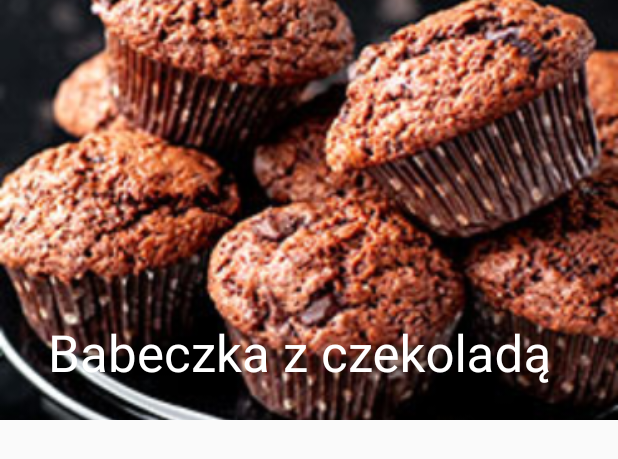
After one commit to daria1703/Yummy, an Android app: the layout activity_recipe.xml on its own in the app's theme, with its tools: preview values and no code run, on a phone screen of 412 x 824 dp. The commit adds this screen. Shown: the top 459 px of the screen. Run offline under Robolectric (Android 15) with nearby library versions, the phone set to English and light mode, and no system bars.

Commit message:
“Przepis”

```diff
--- a/app/build.gradle
+++ b/app/build.gradle
@@ -32,5 +32,6 @@ dependencies {
     testImplementation 'junit:junit:4.12'
     androidTestImplementation 'androidx.test.ext:junit:1.1.2'
     androidTestImplementation 'androidx.test.espresso:espresso-core:3.3.0'
+    implementation 'com.android.support:design:30.0.0'
 
 }
--- a/app/src/main/AndroidManifest.xml
+++ b/app/src/main/AndroidManifest.xml
@@ -12,16 +12,16 @@
         android:roundIcon="@mipmap/ic_launcher_round"
         android:supportsRtl="true"
         android:theme="@style/AppTheme">
-        <activity android:name=".RegistrationActivity"></activity>
+        <activity android:name=".RegistrationActivity">
+            <intent-filter>
+            <action android:name="android.intent.action.MAIN" />
+
+            <category android:name="android.intent.category.LAUNCHER" />
+        </intent-filter></activity>
         <activity android:name=".Dashboard" />
         <activity android:name=".MainActivity">
-            <intent-filter>
-                <action android:name="android.intent.action.MAIN" />
 
-                <category android:name="android.intent.category.LAUNCHER" />
-            </intent-filter>
         </activity>
-        <activity android:name=".Dashboard" />
         <activity android:name=".StartScreen">
 
         </activity>
--- /dev/null
+++ b/app/src/main/res/layout/activity_recipe.xml
@@ -0,0 +1,49 @@
+<?xml version="1.0" encoding="utf-8"?>
+<androidx.constraintlayout.widget.ConstraintLayout xmlns:android="http://schemas.android.com/apk/res/android"
+    xmlns:app="http://schemas.android.com/apk/res-auto"
+    android:layout_width="match_parent"
+    android:layout_height="match_parent"
+    android:orientation="vertical">
+
+    <com.google.android.material.appbar.AppBarLayout
+        android:id="@+id/appbar"
+        android:layout_width="match_parent"
+        android:layout_height="280dp"
+        android:fitsSystemWindows="true"
+        android:theme="@style/AppTheme"
+        app:layout_constraintStart_toStartOf="parent"
+        app:layout_constraintTop_toTopOf="parent">
+
+        <com.google.android.material.appbar.CollapsingToolbarLayout
+            android:layout_width="match_parent"
+            android:layout_height="match_parent"
+            android:fitsSystemWindows="true"
+            app:contentScrim="?attr/colorPrimary"
+            app:layout_scrollFlags="scroll|snap|exitUntilCollapsed"
+            app:title="Babeczka z czekoladą"
+            android:id="@+id/collapsin_toolbar">
+
+            <ImageView
+                android:layout_width="412dp"
+                android:layout_height="280dp"
+                android:layout_gravity="center"
+                android:scaleType="centerCrop"
+                android:src="@drawable/muffiny_czekoladowe_00"
+                app:layout_collapseMode="parallax"/>
+
+            <androidx.appcompat.widget.Toolbar
+                android:id="@+id/toolbar"
+                android:layout_width="match_parent"
+                android:layout_height="?attr/actionBarSize"
+                app:layout_collapseMode="pin"/>
+
+
+
+
+        </com.google.android.material.appbar.CollapsingToolbarLayout>
+
+    </com.google.android.material.appbar.AppBarLayout>
+
+
+
+</androidx.constraintlayout.widget.ConstraintLayout>
--- a/app/src/main/res/values/colors.xml
+++ b/app/src/main/res/values/colors.xml
@@ -1,6 +1,7 @@
 <?xml version="1.0" encoding="utf-8"?>
 <resources>
-    <color name="colorPrimary">#6200EE</color>
+    <color name="colorPrimary">#EDDDF1</color>
+    <color name="white">#FFFFFF</color>
     <color name="colorPrimaryDark">#3700B3</color>
     <color name="colorAccent">#03DAC5</color>
 </resources>
--- a/app/src/main/res/values/styles.xml
+++ b/app/src/main/res/values/styles.xml
@@ -4,7 +4,9 @@
         <!-- Customize your theme here. -->
         <item name="colorPrimary">@color/colorPrimary</item>
         <item name="colorPrimaryDark">#EDDDF1</item>
+        <item name = "android:textColorPrimary">@android:color/white</item>
         <item name="colorAccent">#FF4081</item>
+
 
     </style>
 
```
Also changed, not shown: app/src/main/res/drawable/muffiny_czekoladowe_00.jpg (added).
